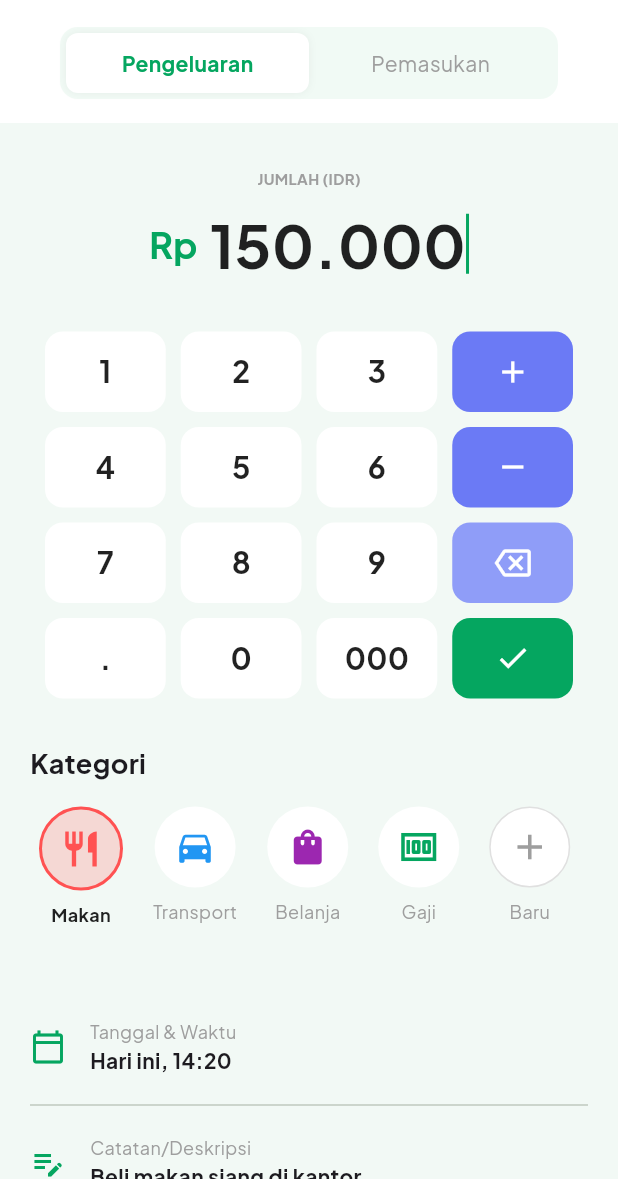
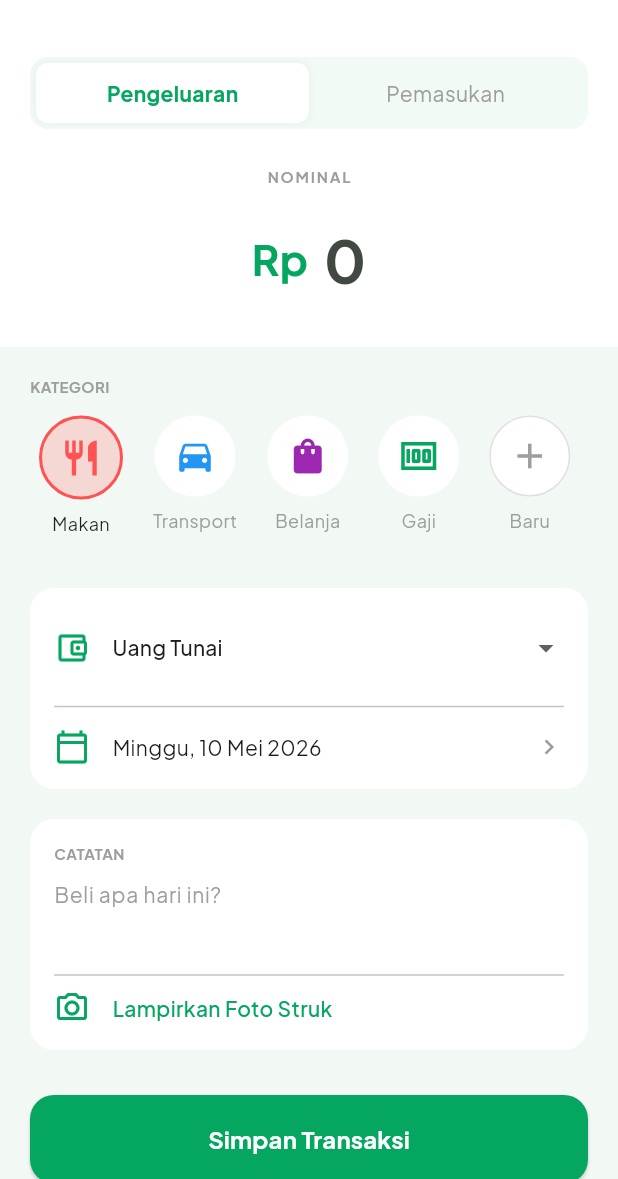
Before and after one commit to Limzy71/Spendly_SAB_Tubes_2026, a Flutter app: the AddTransactionScreen screen opened directly, on a phone screen of 412 x 824 dp, the part 57-1236 px from its top. Run offline on Flutter 3.47's test engine with Material 3 defaults, Android fonts, the phone set to English and light mode, and no system bars; our stand-ins replace fl_chart, google_fonts, image_picker; network calls fail.

Commit message:
Refactor: Memperbaiki tampilan beberapa halaman dan fitur

```diff
--- a/lib/features/transaction/presentation/add_transaction_screen.dart
+++ b/lib/features/transaction/presentation/add_transaction_screen.dart
@@ -1,5 +1,10 @@
 import 'package:flutter/material.dart';
+import 'package:intl/intl.dart';
+import 'package:intl/date_symbol_data_local.dart';
+import 'package:image_picker/image_picker.dart';
+import 'dart:io';
 import '../../../theme/app_colors.dart';
+import '../../../../widgets/sub_app_bar.dart';
 
 class AddTransactionScreen extends StatefulWidget {
   const AddTransactionScreen({Key? key}) : super(key: key);
@@ -10,81 +15,68 @@ class AddTransactionScreen extends StatefulWidget {
 
 class _AddTransactionScreenState extends State<AddTransactionScreen> {
   bool isExpense = true;
-  String rawAmount = "150000";
   String selectedCategory = "Makan";
+  String selectedAccount = "Uang Tunai";
+  DateTime selectedDate = DateTime.now();
+  File? _imageFile;
 
-  String get formattedAmount {
-    if (rawAmount.isEmpty) return "0";
-    String result = "";
-    int count = 0;
-    for (int i = rawAmount.length - 1; i >= 0; i--) {
-      if (count != 0 && count % 3 == 0) result = ".$result";
-      result = rawAmount[i] + result;
-      count++;
-    }
-    return result;
+  final TextEditingController _amountController = TextEditingController();
+  final TextEditingController _noteController = TextEditingController();
+  final ImagePicker _picker = ImagePicker();
+
+  @override
+  void initState() {
+    super.initState();
+    initializeDateFormatting('id', null);
   }
 
-  void _onNumpadTap(String value) {
+  Future<void> _pickImage() async {
+    final XFile? pickedFile = await _picker.pickImage(source: ImageSource.camera);
+    if (pickedFile != null) {
       setState(() {
-      if (value == "backspace") {
-        if (rawAmount.isNotEmpty) {
-          rawAmount = rawAmount.substring(0, rawAmount.length - 1);
-        }
-        if (rawAmount.isEmpty) rawAmount = "0";
-      } else if (value == "000") {
-        if (rawAmount != "0" && rawAmount.length < 12) rawAmount += "000";
-      } else if (value == "." || value == "+" || value == "-" || value == "check") {
-      } else {
-        if (rawAmount == "0") {
-          rawAmount = value;
-        } else if (rawAmount.length < 12) {
-          rawAmount += value;
+        _imageFile = File(pickedFile.path);
+      });
     }
   }
+
+  Future<void> _selectDate(BuildContext context) async {
+    final DateTime? picked = await showDatePicker(
+      context: context,
+      initialDate: selectedDate,
+      firstDate: DateTime(2020),
+      lastDate: DateTime(2101),
+      builder: (context, child) {
+        return Theme(
+          data: Theme.of(context).copyWith(
+            colorScheme: const ColorScheme.light(primary: AppColors.primaryGreen),
+          ),
+          child: child!,
+        );
+      },
+    );
+    if (picked != null && picked != selectedDate) {
+      setState(() {
+        selectedDate = picked;
       });
+    }
   }
 
   @override
   Widget build(BuildContext context) {
     return Scaffold(
       backgroundColor: AppColors.backgroundColor,
-      appBar: AppBar(
-        backgroundColor: Colors.white,
-        elevation: 0,
-        automaticallyImplyLeading: false,
-        leadingWidth: 110,
-        leading: const Padding(
-          padding: EdgeInsets.only(left: 16.0),
-          child: Row(
-            children: [
-              Icon(Icons.account_balance_wallet_rounded, color: AppColors.primaryGreen, size: 20),
-              SizedBox(width: 6),
-              Text('Spendly', style: TextStyle(color: AppColors.primaryGreen, fontWeight: FontWeight.bold, fontSize: 14)),
-            ],
-          ),
-        ),
-        centerTitle: true,
-        title: const Text(
-            'Tambah Transaksi',
-            style: TextStyle(color: Colors.grey, fontSize: 13, fontWeight: FontWeight.normal)
-        ),
-        actions: [
-          IconButton(
-            icon: const Icon(Icons.close, color: Colors.black87),
-            onPressed: () => Navigator.pop(context),
-          )
-        ],
-      ),
+      appBar: const SubAppBar(title: 'Tambah Transaksi'),
       body: SingleChildScrollView(
         child: Column(
+          crossAxisAlignment: CrossAxisAlignment.start,
           children: [
             Container(
               width: double.infinity,
               color: Colors.white,
-              padding: const EdgeInsets.only(bottom: 16),
-              child: Container(
-                margin: const EdgeInsets.symmetric(horizontal: 40),
+              padding: const EdgeInsets.all(20),
+              child: Column(
+                children: [
+                  Container(
                     padding: const EdgeInsets.all(4),
                     decoration: BoxDecoration(
                       color: const Color(0xFFF1FAF5),
@@ -97,43 +89,163 @@ class _AddTransactionScreenState extends State<AddTransactionScreen> {
                       ],
                     ),
                   ),
-            ),
-            const SizedBox(height: 30),
-            const Text('JUMLAH (IDR)', style: TextStyle(fontSize: 10, fontWeight: FontWeight.bold, color: Colors.grey)),
-            const SizedBox(height: 8),
+                  const SizedBox(height: 25),
+                  const Text('NOMINAL', style: TextStyle(fontSize: 10, fontWeight: FontWeight.bold, color: Colors.grey, letterSpacing: 1.2)),
+                  const SizedBox(height: 10),
                   Row(
                     mainAxisAlignment: MainAxisAlignment.center,
                     children: [
-                const Text('Rp', style: TextStyle(fontSize: 24, fontWeight: FontWeight.bold, color: AppColors.primaryGreen)),
-                const SizedBox(width: 8),
-                Text(formattedAmount, style: const TextStyle(fontSize: 40, fontWeight: FontWeight.bold, color: Colors.black87)),
-                Container(width: 2, height: 40, color: AppColors.primaryGreen),
+                      const Text('Rp', style: TextStyle(fontSize: 28, fontWeight: FontWeight.bold, color: AppColors.primaryGreen)),
+                      const SizedBox(width: 10),
+                      IntrinsicWidth(
+                        child: TextField(
+                          controller: _amountController,
+                          keyboardType: TextInputType.number,
+                          style: const TextStyle(fontSize: 40, fontWeight: FontWeight.bold),
+                          decoration: const InputDecoration(border: InputBorder.none, hintText: "0"),
+                          onChanged: (value) {
+                            if (value.isNotEmpty) {
+                              String clean = value.replaceAll('.', '');
+                              String formatted = NumberFormat.decimalPattern('id').format(int.parse(clean));
+                              _amountController.value = TextEditingValue(
+                                text: formatted,
+                                selection: TextSelection.collapsed(offset: formatted.length),
+                              );
+                            }
+                          },
+                        ),
+                      ),
                     ],
                   ),
-            const SizedBox(height: 30),
-            _buildNumpad(),
-            const SizedBox(height: 30),
-            _buildCategorySection(),
-            const SizedBox(height: 30),
-            _buildDetailForm(),
+                ],
+              ),
+            ),
+            const SizedBox(height: 20),
+            const Padding(
+              padding: EdgeInsets.symmetric(horizontal: 20),
+              child: Text('KATEGORI', style: TextStyle(fontSize: 10, fontWeight: FontWeight.bold, color: Colors.grey)),
+            ),
+            const SizedBox(height: 12),
+            SizedBox(
+              height: 95,
+              child: ListView(
+                scrollDirection: Axis.horizontal,
+                padding: const EdgeInsets.symmetric(horizontal: 16),
+                children: [
+                  _buildCatItem(Icons.restaurant, "Makan", Colors.redAccent),
+                  _buildCatItem(Icons.directions_car, "Transport", Colors.blue),
+                  _buildCatItem(Icons.shopping_bag, "Belanja", Colors.purple),
+                  _buildCatItem(Icons.money, "Gaji", AppColors.primaryGreen),
+                  _buildCatItem(Icons.add, "Baru", Colors.grey, isNew: true),
+                ],
+              ),
+            ),
+            const SizedBox(height: 20),
+            Padding(
+              padding: const EdgeInsets.symmetric(horizontal: 20),
+              child: Container(
+                padding: const EdgeInsets.all(16),
+                decoration: BoxDecoration(color: Colors.white, borderRadius: BorderRadius.circular(16)),
+                child: Column(
+                  children: [
+                    Row(
+                      children: [
+                        const Icon(Icons.account_balance_wallet_outlined, color: AppColors.primaryGreen),
+                        const SizedBox(width: 15),
+                        Expanded(
+                          child: DropdownButtonHideUnderline(
+                            child: DropdownButton<String>(
+                              value: selectedAccount,
+                              isExpanded: true,
+                              items: ["Uang Tunai", "BCA", "GoPay", "OVO"].map((String val) {
+                                return DropdownMenuItem<String>(value: val, child: Text(val, style: const TextStyle(fontSize: 14)));
+                              }).toList(),
+                              onChanged: (val) => setState(() => selectedAccount = val!),
+                            ),
+                          ),
+                        ),
+                      ],
+                    ),
+                    const Divider(height: 30),
+                    InkWell(
+                      onTap: () => _selectDate(context),
+                      child: Row(
+                        children: [
+                          const Icon(Icons.calendar_today_outlined, color: AppColors.primaryGreen),
+                          const SizedBox(width: 15),
+                          Text(DateFormat('EEEE, dd MMMM yyyy', 'id').format(selectedDate), style: const TextStyle(fontSize: 14)),
+                          const Spacer(),
+                          const Icon(Icons.chevron_right, color: Colors.grey, size: 20),
+                        ],
+                      ),
+                    ),
+                  ],
+                ),
+              ),
+            ),
+            const SizedBox(height: 20),
+            Padding(
+              padding: const EdgeInsets.symmetric(horizontal: 20),
+              child: Container(
+                padding: const EdgeInsets.all(16),
+                decoration: BoxDecoration(color: Colors.white, borderRadius: BorderRadius.circular(16)),
+                child: Column(
+                  crossAxisAlignment: CrossAxisAlignment.start,
+                  children: [
+                    const Text('CATATAN', style: TextStyle(fontSize: 10, fontWeight: FontWeight.bold, color: Colors.grey)),
+                    TextField(
+                      controller: _noteController,
+                      maxLines: 2,
+                      decoration: const InputDecoration(
+                        hintText: "Beli apa hari ini?",
+                        hintStyle: TextStyle(fontSize: 14, color: Colors.grey),
+                        border: InputBorder.none,
+                      ),
+                    ),
+                    const Divider(height: 20),
+                    InkWell(
+                      onTap: _pickImage,
+                      child: Column(
+                        children: [
+                          if (_imageFile != null)
+                            Padding(
+                              padding: const EdgeInsets.only(bottom: 10),
+                              child: ClipRRect(
+                                borderRadius: BorderRadius.circular(8),
+                                child: Image.file(_imageFile!, height: 150, width: double.infinity, fit: BoxFit.cover),
+                              ),
+                            ),
+                          Row(
+                            children: [
+                              const Icon(Icons.camera_alt_outlined, color: AppColors.primaryGreen),
+                              const SizedBox(width: 15),
+                              Text(_imageFile == null ? "Lampirkan Foto Struk" : "Ubah Foto Struk", style: const TextStyle(color: AppColors.primaryGreen, fontWeight: FontWeight.w500)),
+                            ],
+                          ),
+                        ],
+                      ),
+                    ),
+                  ],
+                ),
+              ),
+            ),
             const SizedBox(height: 30),
             Padding(
-              padding: const EdgeInsets.all(20.0),
+              padding: const EdgeInsets.symmetric(horizontal: 20),
               child: SizedBox(
                 width: double.infinity,
                 child: ElevatedButton(
-                  onPressed: () {
-                    Navigator.pop(context);
-                  },
+                  onPressed: () => Navigator.pop(context),
                   style: ElevatedButton.styleFrom(
                     backgroundColor: AppColors.primaryGreen,
                     padding: const EdgeInsets.symmetric(vertical: 18),
                     shape: RoundedRectangleBorder(borderRadius: BorderRadius.circular(16)),
                   ),
-                  child: const Text('Simpan Transaksi', style: TextStyle(color: Colors.white, fontWeight: FontWeight.bold, fontSize: 18)),
+                  child: const Text('Simpan Transaksi', style: TextStyle(color: Colors.white, fontWeight: FontWeight.bold, fontSize: 16)),
                 ),
               ),
             ),
+            const SizedBox(height: 40),
           ],
         ),
       ),
@@ -158,80 +270,10 @@ class _AddTransactionScreenState extends State<AddTransactionScreen> {
     );
   }
 
-  Widget _buildNumpad() {
-    return Container(
-      padding: const EdgeInsets.symmetric(horizontal: 30),
-      child: GridView.count(
-        shrinkWrap: true,
-        physics: const NeverScrollableScrollPhysics(),
-        crossAxisCount: 4,
-        mainAxisSpacing: 10,
-        crossAxisSpacing: 10,
-        childAspectRatio: 1.5,
-        children: [
-          _buildNumBtn("1"), _buildNumBtn("2"), _buildNumBtn("3"), _buildOpBtn(Icons.add, "+", const Color(0xFF6B7AF5)),
-          _buildNumBtn("4"), _buildNumBtn("5"), _buildNumBtn("6"), _buildOpBtn(Icons.remove, "-", const Color(0xFF6B7AF5)),
-          _buildNumBtn("7"), _buildNumBtn("8"), _buildNumBtn("9"), _buildOpBtn(Icons.backspace_outlined, "backspace", const Color(0xFF8F9DF8)),
-          _buildNumBtn("."), _buildNumBtn("0"), _buildNumBtn("000"), _buildOpBtn(Icons.check, "check", AppColors.primaryGreen),
-        ],
-      ),
-    );
-  }
-
-  Widget _buildNumBtn(String text) {
-    return GestureDetector(
-      onTap: () => _onNumpadTap(text),
-      child: Container(
-        decoration: BoxDecoration(color: Colors.white, borderRadius: BorderRadius.circular(12)),
-        child: Center(child: Text(text, style: const TextStyle(fontSize: 20, fontWeight: FontWeight.bold, color: Colors.black87))),
-      ),
-    );
-  }
-
-  Widget _buildOpBtn(IconData icon, String value, Color color) {
-    return GestureDetector(
-      onTap: () => _onNumpadTap(value),
-      child: Container(
-        decoration: BoxDecoration(color: color, borderRadius: BorderRadius.circular(12)),
-        child: Icon(icon, color: Colors.white),
-      ),
-    );
-  }
-
-  Widget _buildCategorySection() {
-    return Column(
-      crossAxisAlignment: CrossAxisAlignment.start,
-      children: [
-        const Padding(
-          padding: EdgeInsets.symmetric(horizontal: 20.0),
-          child: Text('Kategori', style: TextStyle(fontSize: 18, fontWeight: FontWeight.bold)),
-        ),
-        const SizedBox(height: 16),
-        SizedBox(
-          height: 100,
-          child: ListView(
-            scrollDirection: Axis.horizontal,
-            padding: const EdgeInsets.symmetric(horizontal: 16),
-            children: [
-              _buildCatItem(Icons.restaurant, "Makan", Colors.redAccent),
-              _buildCatItem(Icons.directions_car, "Transport", Colors.blue),
-              _buildCatItem(Icons.shopping_bag, "Belanja", Colors.purple),
-              _buildCatItem(Icons.money, "Gaji", AppColors.primaryGreen),
-              _buildCatItem(Icons.add, "Baru", Colors.grey, isNew: true),
-            ],
-          ),
-        )
-      ],
-    );
-  }
-
   Widget _buildCatItem(IconData icon, String label, Color color, {bool isNew = false}) {
     bool isSelected = selectedCategory == label;
-
     return GestureDetector(
-      onTap: () {
-        if (!isNew) setState(() => selectedCategory = label);
-      },
+      onTap: () { if (!isNew) setState(() => selectedCategory = label); },
       child: Padding(
         padding: const EdgeInsets.symmetric(horizontal: 10),
         child: Column(
@@ -241,59 +283,15 @@ class _AddTransactionScreenState extends State<AddTransactionScreen> {
               decoration: BoxDecoration(
                 color: isNew ? Colors.white : (isSelected ? color.withOpacity(0.2) : Colors.white),
                 shape: BoxShape.circle,
-                border: isNew ? Border.all(color: Colors.grey.shade300, style: BorderStyle.solid) :
-                (isSelected ? Border.all(color: color, width: 2) : Border.all(color: Colors.transparent)),
+                border: isNew ? Border.all(color: Colors.grey.shade300) : (isSelected ? Border.all(color: color, width: 2) : Border.all(color: Colors.transparent)),
               ),
               child: Icon(icon, color: color, size: 28),
             ),
             const SizedBox(height: 8),
-            Text(label, style: TextStyle(fontSize: 12, color: isSelected ? Colors.black87 : Colors.grey, fontWeight: isSelected ? FontWeight.bold : FontWeight.normal)),
+            Text(label, style: TextStyle(fontSize: 12, color: isSelected ? Colors.black87 : Colors.grey)),
           ],
         ),
       ),
     );
   }
-
-  Widget _buildDetailForm() {
-    return Padding(
-      padding: const EdgeInsets.symmetric(horizontal: 20),
-      child: Column(
-        children: [
-          _buildFormRow(Icons.calendar_today_outlined, "Tanggal & Waktu", "Hari ini, 14:20"),
-          const Divider(),
-          _buildFormRow(Icons.edit_note, "Catatan/Deskripsi", "Beli makan siang di kantor..."),
-          const SizedBox(height: 20),
-          OutlinedButton.icon(
-            onPressed: () {},
-            icon: const Icon(Icons.camera_alt_outlined, color: AppColors.primaryGreen),
-            label: const Text('Lampirkan Foto Struk', style: TextStyle(color: AppColors.primaryGreen)),
-            style: OutlinedButton.styleFrom(
-              minimumSize: const Size(double.infinity, 50),
-              side: const BorderSide(color: AppColors.primaryGreen),
-              shape: RoundedRectangleBorder(borderRadius: BorderRadius.circular(12)),
-            ),
-          )
-        ],
-      ),
-    );
 }
-
-  Widget _buildFormRow(IconData icon, String title, String value) {
-    return Padding(
-      padding: const EdgeInsets.symmetric(vertical: 12),
-      child: Row(
-        children: [
-          Icon(icon, color: AppColors.primaryGreen),
-          const SizedBox(width: 16),
-          Column(
-            crossAxisAlignment: CrossAxisAlignment.start,
-            children: [
-              Text(title, style: const TextStyle(fontSize: 12, color: Colors.grey)),
-              Text(value, style: const TextStyle(fontSize: 14, fontWeight: FontWeight.bold)),
-            ],
-          )
-        ],
-      ),
-    );
-  }
-}
--- /dev/null
+++ b/lib/widgets/sub_app_bar.dart
@@ -0,0 +1,42 @@
+import 'package:flutter/material.dart';
+import '../theme/app_colors.dart';
+
+class SubAppBar extends StatelessWidget implements PreferredSizeWidget {
+  final String title;
+
+  const SubAppBar({super.key, required this.title});
+
+  @override
+  Widget build(BuildContext context) {
+    return AppBar(
+      backgroundColor: Colors.white,
+      elevation: 0,
+      automaticallyImplyLeading: false,
+      leadingWidth: 110,
+      leading: const Padding(
+        padding: EdgeInsets.only(left: 16.0),
+        child: Row(
+          children: [
+            Icon(Icons.account_balance_wallet_rounded, color: AppColors.primaryGreen, size: 20),
+            SizedBox(width: 6),
+            Text('Spendly', style: TextStyle(color: AppColors.primaryGreen, fontWeight: FontWeight.bold, fontSize: 14)),
+          ],
+        ),
+      ),
+      centerTitle: true,
+      title: Text(
+          title,
+          style: const TextStyle(color: Colors.grey, fontSize: 13, fontWeight: FontWeight.normal)
+      ),
+      actions: [
+        IconButton(
+          icon: const Icon(Icons.close, color: Colors.black87),
+          onPressed: () => Navigator.pop(context),
+        )
+      ],
+    );
+  }
+
+  @override
+  Size get preferredSize => const Size.fromHeight(kToolbarHeight);
+}
--- a/pubspec.yaml
+++ b/pubspec.yaml
@@ -30,6 +30,8 @@ environment:
 dependencies:
   fl_chart: ^0.70.2
   google_fonts: ^6.1.0
+  image_picker: ^1.0.0
+  intl: ^0.19.0
   flutter:
     sdk: flutter
 
```
Also changed, not shown: lib/features/budget/presentation/add_budget_screen.dart (+4 -27 lines), lib/features/budget/presentation/budget_screen.dart (+30 -13 lines), lib/features/dashboard/presentation/dashboard_screen.dart (+5 -11 lines), lib/features/main_layout/presentation/main_navigation.dart (+75 -24 lines), lib/features/report/presentation/report_screen.dart (+56 -17 lines), pubspec.lock, 2 other files. Lines whose indentation alone changed are shown as unchanged.
